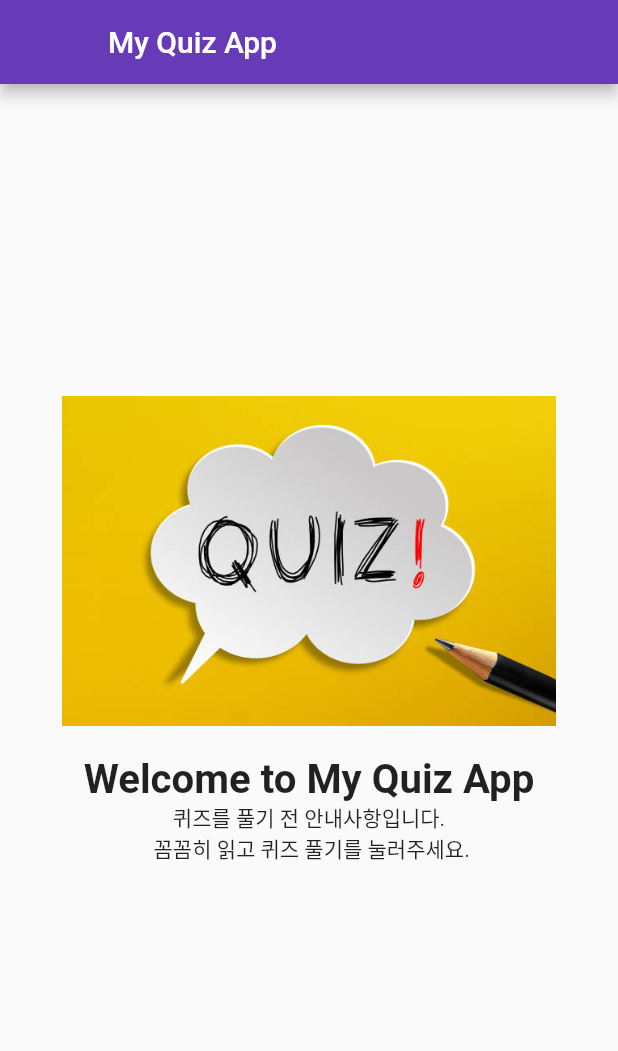
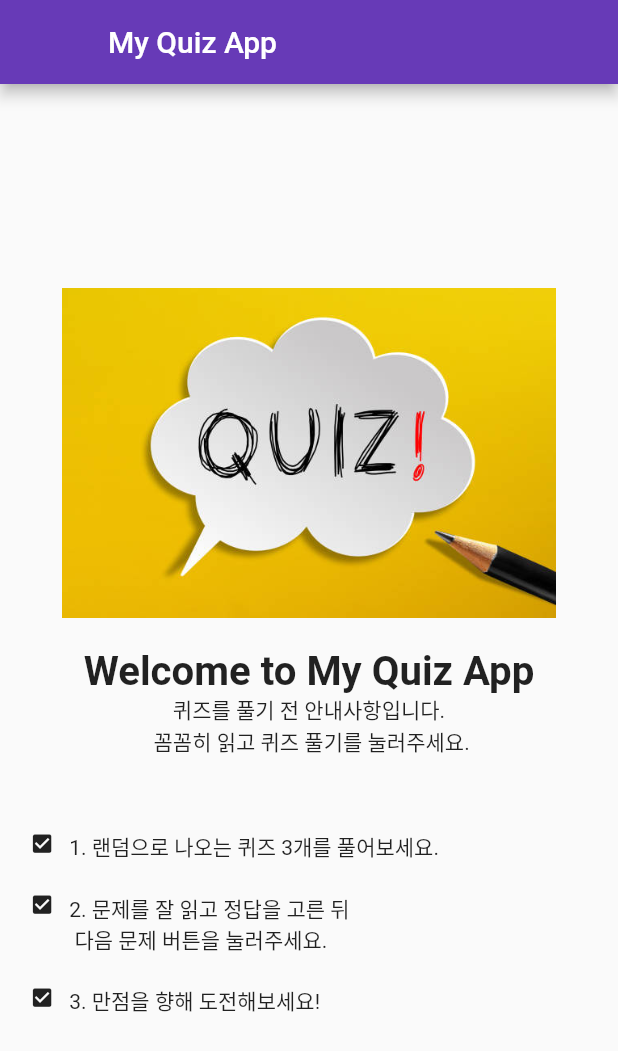
Before and after one commit to ImKunYoung/quiz_app_test, a Flutter app: the screen it shows after launch, on a phone screen of 412 x 824 dp. Shown: the top 1051 px of the screen. Run offline on Flutter 3.47's test engine with Material 2 defaults, Android fonts, the phone set to English and light mode, and no system bars.

Commit message:
feat: Add _buildStep

```diff
--- a/lib/screen/screen_home.dart
+++ b/lib/screen/screen_home.dart
@@ -37,8 +37,29 @@ class _HomeScreenState extends State<HomeScreen> {
             '퀴즈를 풀기 전 안내사항입니다. \n 꼼꼼히 읽고 퀴즈 풀기를 눌러주세요.',
             textAlign: TextAlign.center,),
           Padding(padding: EdgeInsets.all(width * 0.048)),
+          _buildStep(width, '1. 랜덤으로 나오는 퀴즈 3개를 풀어보세요.'),
+          _buildStep(width, '2. 문제를 잘 읽고 정답을 고른 뒤 \n 다음 문제 버튼을 눌러주세요. '),
+          _buildStep(width, '3. 만점을 향해 도전해보세요!'),
         ],
       ),
     ));
   }
+
+  Widget _buildStep(double width, String title) {
+    return Container(
+      padding: EdgeInsets.fromLTRB(width * 0.048, width * 0.024, width * 0.048, width * 0.024),
+      child: Row(
+        crossAxisAlignment: CrossAxisAlignment.start,
+        children: <Widget>[
+          Icon(
+            Icons.check_box,
+            size: width * 0.04,
+          ),
+          Padding(padding: EdgeInsets.only(right: width * 0.024)),
+          Text(title),
+        ],
+      ),
+
+    );
+  }
 }
```
